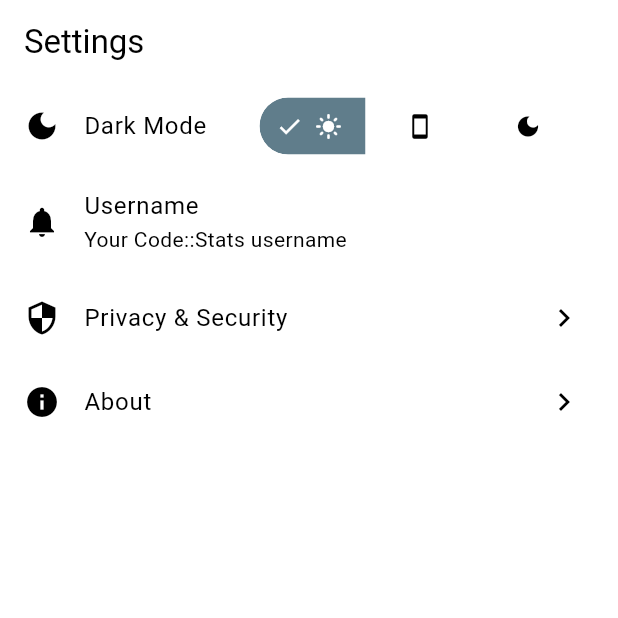
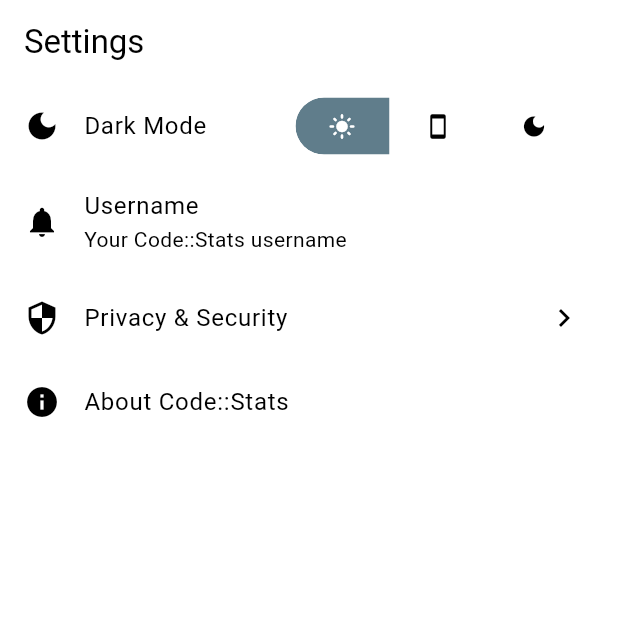
Before and after one commit to HarshNarayanJha/codestats_client, a Flutter app: the SettingsPage screen opened by its route, after a tap on the "light mode" icon, on a phone screen of 412 x 824 dp, the top half of it. Run offline on Flutter 3.47's test engine with Material 3 defaults, Android fonts, the phone set to English and light mode, and no system bars; our stand-ins replace flutter_heatmap_calendar, go_router, percent_indicator, shared_preferences; accounts and stored records are empty; network calls fail.

Commit message:
basic settings with shared preferences

```diff
--- a/lib/pages/home_page.dart
+++ b/lib/pages/home_page.dart
@@ -1,5 +1,6 @@
 import 'dart:developer';
 
+import 'package:codestats_client/pages/settings_page.dart';
 import 'package:codestats_client/router/router.dart';
 import 'package:codestats_client/widgets/day_stats.dart';
 import 'package:flutter/material.dart';
@@ -13,6 +14,7 @@ import 'package:codestats_client/widgets/main_stats_card.dart';
 import 'package:codestats_client/widgets/language_stats_card.dart';
 import 'package:codestats_client/providers/stats_provider.dart';
 import 'package:codestats_client/responsive/responsive_layout.dart';
+import 'package:shared_preferences/shared_preferences.dart';
 
 class HomePage extends StatefulWidget {
   const HomePage({super.key});
@@ -26,7 +28,7 @@ class _HomePageState extends State<HomePage> {
   final _statsService = StatsService();
 
   _fetchStats() async {
-    String user = "harshnj";
+    String user = (await SharedPreferences.getInstance()).getString(SettingsPage.keyUsername) ?? 'harshnj';
     try {
       final stats = await _statsService.getStats(user);
 
--- a/lib/pages/settings_page.dart
+++ b/lib/pages/settings_page.dart
@@ -1,5 +1,5 @@
 import 'package:flutter/material.dart';
-// import 'package:shared_preferences/shared_preferences.dart';
+import 'package:shared_preferences/shared_preferences.dart';
 
 class SettingsPage extends StatefulWidget {
   static const keyDarkMode = "dark_mode";
@@ -16,6 +16,8 @@ class _SettingsPageState extends State<SettingsPage> {
   int? darkMode;
   String? username;
 
+  final TextEditingController _usernameController = TextEditingController();
+
   @override
   Widget build(BuildContext context) {
     return Scaffold(
@@ -28,20 +30,21 @@ class _SettingsPageState extends State<SettingsPage> {
             leading: const Icon(Icons.dark_mode),
             title: const Text('Dark Mode'),
             trailing: SegmentedButton<int>(
-              segments: const [
+              segments: [
                 ButtonSegment(
                   value: 0,
-                  icon: Icon(Icons.light_mode),
+                  icon: Icon(Icons.light_mode)//, color: Theme.of(context).primaryIconTheme.color),
                 ),
                 ButtonSegment(
                   value: 1,
-                  icon: Icon(Icons.smartphone),
+                  icon: Icon(Icons.smartphone)//, color: Theme.of(context).primaryIconTheme.color),
                 ),
                 ButtonSegment(
                   value: 2,
-                  icon: Icon(Icons.dark_mode),
+                  icon: Icon(Icons.dark_mode)//, color: Theme.of(context).primaryIconTheme.color),
                 ),
               ],
+              showSelectedIcon: false,
               selected: {darkMode ?? 1},
               onSelectionChanged: (Set<int> newSelection) {
                 setState(() {
@@ -59,6 +62,7 @@ class _SettingsPageState extends State<SettingsPage> {
               width: 125,
               child: TextField(
                 autocorrect: false,
+                controller: _usernameController,
                 onSubmitted: (value) {
                   username = value;
                   saveSettings();
@@ -72,11 +76,9 @@ class _SettingsPageState extends State<SettingsPage> {
             trailing: const Icon(Icons.chevron_right),
             onTap: () {},
           ),
-          ListTile(
-            leading: const Icon(Icons.info),
-            title: const Text('About'),
-            trailing: const Icon(Icons.chevron_right),
-            onTap: () {},
+          AboutListTile(
+            icon: const Icon(Icons.info),
+            applicationVersion: "v0.0.1",
           ),
         ],
       ),
@@ -90,14 +92,17 @@ class _SettingsPageState extends State<SettingsPage> {
   }
 
   Future<void> loadSettings() async {
-    // final prefs = await SharedPreferences.getInstance();
-    // darkMode = prefs.getInt(SettingsPage.keyDarkMode);
-    // username = prefs.getString(SettingsPage.keyUsername);
+    final prefs = await SharedPreferences.getInstance();
+    setState(() {
+      darkMode = prefs.getInt(SettingsPage.keyDarkMode);
+      username = prefs.getString(SettingsPage.keyUsername);
+    });
+    _usernameController.text = username ?? '';
   }
 
   Future<void> saveSettings() async {
-    // final prefs = await SharedPreferences.getInstance();
-    // await prefs.setInt(SettingsPage.keyDarkMode, darkMode ?? 1);
-    // await prefs.setString(SettingsPage.keyUsername, username ?? '');
+    final prefs = await SharedPreferences.getInstance();
+    await prefs.setInt(SettingsPage.keyDarkMode, darkMode ?? 1);
+    await prefs.setString(SettingsPage.keyUsername, username ?? '');
   }
 }
--- a/pubspec.yaml
+++ b/pubspec.yaml
@@ -41,6 +41,7 @@ dependencies:
   percent_indicator: ^4.2.4
   intl: ^0.20.1
   flutter_heatmap_calendar: ^1.0.5
+  shared_preferences: ^2.3.5
 
 dev_dependencies:
   flutter_test:
```
Also changed, not shown: pubspec.lock, 2 other files.
